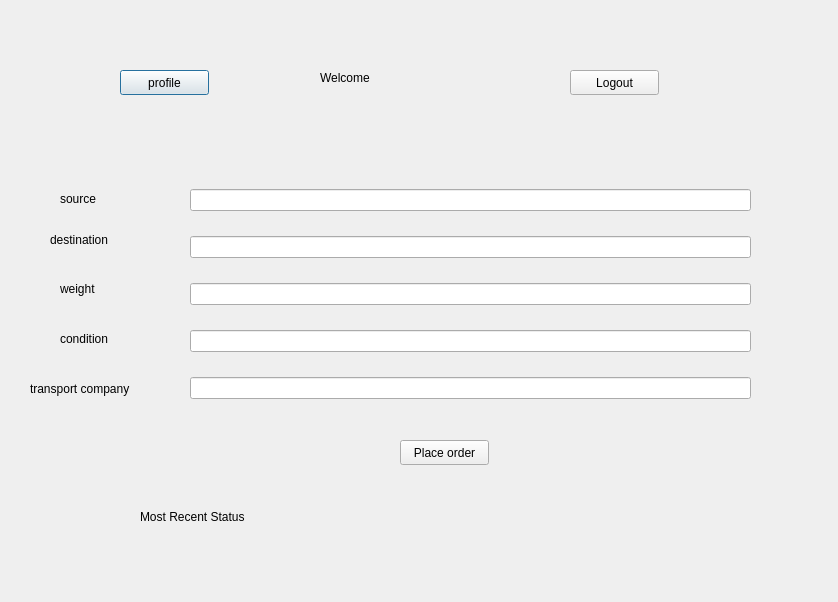
The window that QTSDI/forms/userform.ui (JaredFA363/Cargo-E-MarketPlace) describes before a commit, drawn with Qt 5.
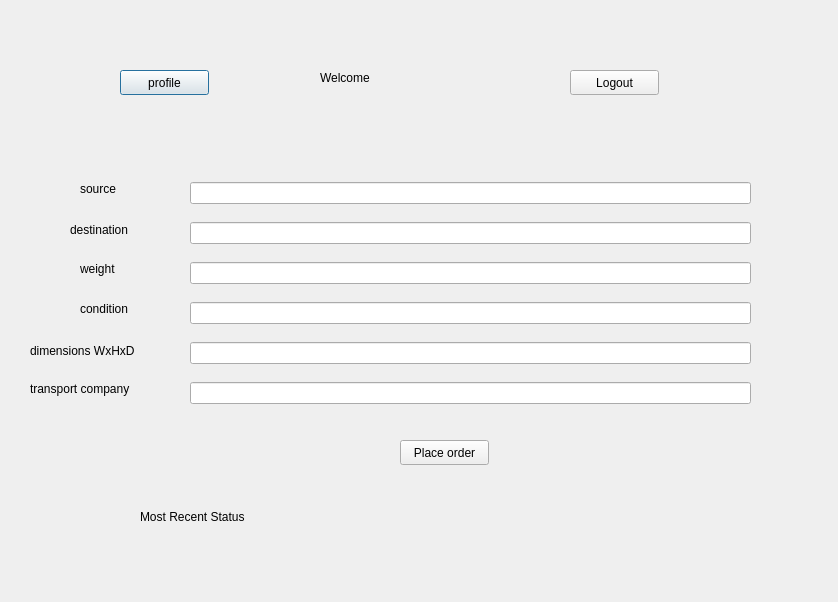
The same window after the commit.

What changed in the file:
```diff
--- a/QTSDI/forms/userform.ui
+++ b/QTSDI/forms/userform.ui
@@ -100,6 +100,9 @@
     <item>
      <widget class="QLineEdit" name="condition"/>
     </item>
+    <item>
+     <widget class="QLineEdit" name="dimensions"/>
+    </item>
     <item>
      <widget class="QLineEdit" name="transCompany"/>
     </item>
@@ -108,8 +111,8 @@
   <widget class="QLabel" name="label_3">
    <property name="geometry">
     <rect>
-     <x>60</x>
-     <y>190</y>
+     <x>80</x>
+     <y>180</y>
      <width>67</width>
      <height>17</height>
     </rect>
@@ -121,8 +124,8 @@
   <widget class="QLabel" name="label_4">
    <property name="geometry">
     <rect>
-     <x>50</x>
-     <y>230</y>
+     <x>70</x>
+     <y>220</y>
      <width>81</width>
      <height>20</height>
     </rect>
@@ -134,8 +137,8 @@
   <widget class="QLabel" name="label_5">
    <property name="geometry">
     <rect>
-     <x>60</x>
-     <y>280</y>
+     <x>80</x>
+     <y>260</y>
      <width>67</width>
      <height>17</height>
     </rect>
@@ -147,8 +150,8 @@
   <widget class="QLabel" name="label_7">
    <property name="geometry">
     <rect>
-     <x>60</x>
-     <y>330</y>
+     <x>80</x>
+     <y>300</y>
      <width>67</width>
      <height>17</height>
     </rect>
@@ -183,6 +186,19 @@
     <string>Place order</string>
    </property>
   </widget>
+  <widget class="QLabel" name="label_2">
+   <property name="geometry">
+    <rect>
+     <x>30</x>
+     <y>340</y>
+     <width>131</width>
+     <height>21</height>
+    </rect>
+   </property>
+   <property name="text">
+    <string>dimensions WxHxD</string>
+   </property>
+  </widget>
  </widget>
  <resources/>
  <connections/>
```
